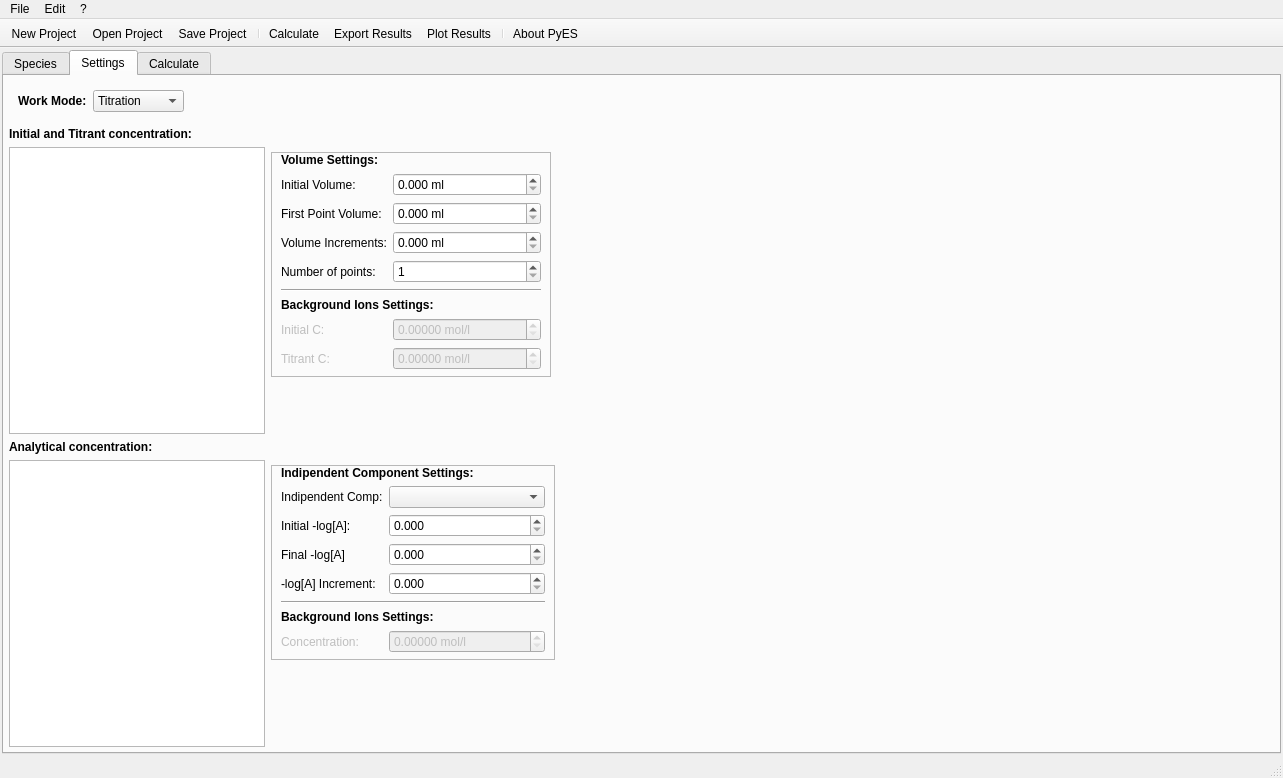
Before: the Qt Designer form src/main/python/pyes/ui/PyES_main.ui in Kastakin/PyES, drawn with Qt 5.
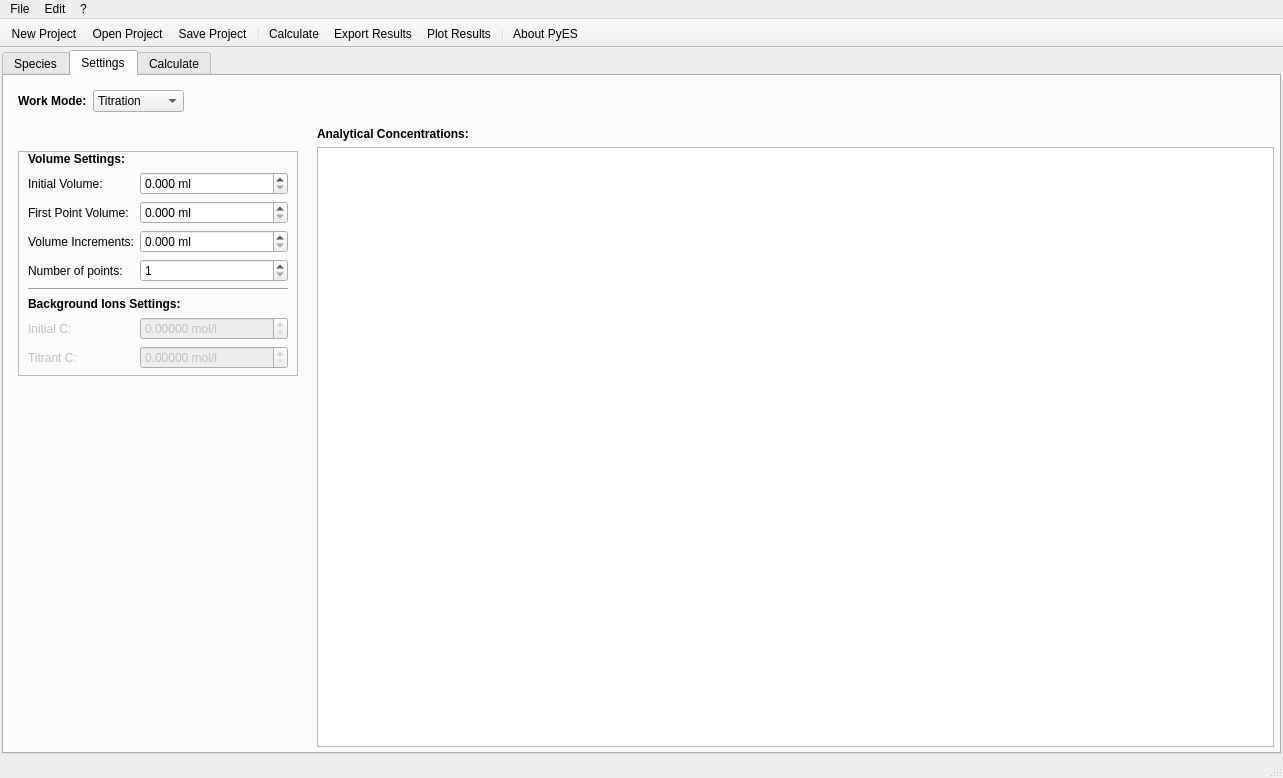
After: the same form once the commit is applied. The open tabs and pages were chosen to show the change. Icons and pictures are not drawn. Custom widgets are drawn as their Qt base class.

Patch:
```diff
--- a/src/main/python/pyes/ui/PyES_main.ui
+++ b/src/main/python/pyes/ui/PyES_main.ui
@@ -1339,7 +1339,7 @@
         <item>
          <widget class="QWidget" name="dmode0Input" native="true">
           <property name="sizePolicy">
-           <sizepolicy hsizetype="Maximum" vsizetype="Preferred">
+           <sizepolicy hsizetype="Minimum" vsizetype="Preferred">
             <horstretch>0</horstretch>
             <verstretch>0</verstretch>
            </sizepolicy>
@@ -1358,39 +1358,24 @@
             <number>0</number>
            </property>
            <item>
-            <widget class="QWidget" name="widget" native="true">
+            <widget class="QStackedWidget" name="dmode_inputs">
              <property name="sizePolicy">
               <sizepolicy hsizetype="Maximum" vsizetype="Preferred">
                <horstretch>0</horstretch>
                <verstretch>0</verstretch>
               </sizepolicy>
              </property>
-             <layout class="QVBoxLayout" name="verticalLayout_4">
-              <property name="leftMargin">
+             <property name="currentIndex">
                <number>0</number>
               </property>
-              <property name="topMargin">
-               <number>0</number>
+             <widget class="QWidget" name="page">
+              <property name="sizePolicy">
+               <sizepolicy hsizetype="Maximum" vsizetype="Preferred">
+                <horstretch>0</horstretch>
+                <verstretch>0</verstretch>
+               </sizepolicy>
               </property>
-              <property name="rightMargin">
-               <number>0</number>
-              </property>
-              <property name="bottomMargin">
-               <number>0</number>
-              </property>
-              <item>
-               <widget class="QLabel" name="label_2">
-                <property name="text">
-                 <string>&lt;html&gt;&lt;head/&gt;&lt;body&gt;&lt;p&gt;&lt;span style=&quot; font-weight:600;&quot;&gt;Initial and Titrant concentration:&lt;/span&gt;&lt;/p&gt;&lt;/body&gt;&lt;/html&gt;</string>
-                </property>
-               </widget>
-              </item>
-              <item>
-               <widget class="QTableView" name="dmode0_concView"/>
-              </item>
-             </layout>
-            </widget>
-           </item>
+              <layout class="QHBoxLayout" name="horizontalLayout_9">
            <item>
             <widget class="QWidget" name="widget_3" native="true">
              <property name="sizePolicy">
@@ -1410,7 +1395,7 @@
                <number>0</number>
               </property>
               <property name="topMargin">
-               <number>25</number>
+                   <number>15</number>
               </property>
               <property name="rightMargin">
                <number>0</number>
@@ -1661,62 +1646,14 @@
            </item>
           </layout>
          </widget>
-        </item>
-        <item>
-         <widget class="QWidget" name="dmode1Input" native="true">
+             <widget class="QWidget" name="page_2">
           <property name="sizePolicy">
            <sizepolicy hsizetype="Maximum" vsizetype="Preferred">
             <horstretch>0</horstretch>
             <verstretch>0</verstretch>
            </sizepolicy>
           </property>
-          <layout class="QHBoxLayout" name="horizontalLayout_7">
-           <property name="leftMargin">
-            <number>0</number>
-           </property>
-           <property name="topMargin">
-            <number>0</number>
-           </property>
-           <property name="rightMargin">
-            <number>0</number>
-           </property>
-           <property name="bottomMargin">
-            <number>0</number>
-           </property>
-           <item>
-            <widget class="QWidget" name="widget_5" native="true">
-             <property name="sizePolicy">
-              <sizepolicy hsizetype="Maximum" vsizetype="Preferred">
-               <horstretch>0</horstretch>
-               <verstretch>0</verstretch>
-              </sizepolicy>
-             </property>
-             <layout class="QVBoxLayout" name="verticalLayout_10">
-              <property name="leftMargin">
-               <number>0</number>
-              </property>
-              <property name="topMargin">
-               <number>0</number>
-              </property>
-              <property name="rightMargin">
-               <number>0</number>
-              </property>
-              <property name="bottomMargin">
-               <number>0</number>
-              </property>
-              <item>
-               <widget class="QLabel" name="label_8">
-                <property name="text">
-                 <string>&lt;html&gt;&lt;head/&gt;&lt;body&gt;&lt;p&gt;&lt;span style=&quot; font-weight:600;&quot;&gt;Analytical concentration:&lt;/span&gt;&lt;/p&gt;&lt;/body&gt;&lt;/html&gt;</string>
-                </property>
-               </widget>
-              </item>
-              <item>
-               <widget class="QTableView" name="dmode1_concView"/>
-              </item>
-             </layout>
-            </widget>
-           </item>
+              <layout class="QHBoxLayout" name="horizontalLayout_10">
            <item>
             <widget class="QWidget" name="widget_11" native="true">
              <property name="sizePolicy">
@@ -1736,7 +1673,7 @@
                <number>0</number>
               </property>
               <property name="topMargin">
-               <number>25</number>
+                   <number>15</number>
               </property>
               <property name="rightMargin">
                <number>0</number>
@@ -1747,7 +1684,7 @@
               <item>
                <widget class="QFrame" name="frame_2">
                 <property name="sizePolicy">
-                 <sizepolicy hsizetype="Maximum" vsizetype="Maximum">
+                     <sizepolicy hsizetype="Minimum" vsizetype="Maximum">
                   <horstretch>0</horstretch>
                   <verstretch>0</verstretch>
                  </sizepolicy>
@@ -1931,6 +1868,48 @@
            </item>
           </layout>
          </widget>
+            </widget>
+           </item>
+           <item>
+            <widget class="QWidget" name="widget" native="true">
+             <property name="sizePolicy">
+              <sizepolicy hsizetype="Minimum" vsizetype="Preferred">
+               <horstretch>0</horstretch>
+               <verstretch>0</verstretch>
+              </sizepolicy>
+             </property>
+             <layout class="QVBoxLayout" name="verticalLayout_4">
+              <property name="leftMargin">
+               <number>0</number>
+              </property>
+              <property name="topMargin">
+               <number>0</number>
+              </property>
+              <property name="rightMargin">
+               <number>0</number>
+              </property>
+              <property name="bottomMargin">
+               <number>0</number>
+              </property>
+              <item>
+               <widget class="QLabel" name="label_2">
+                <property name="text">
+                 <string>&lt;html&gt;&lt;head/&gt;&lt;body&gt;&lt;p&gt;&lt;span style=&quot; font-weight:600;&quot;&gt;Analytical Concentrations:&lt;/span&gt;&lt;/p&gt;&lt;/body&gt;&lt;/html&gt;</string>
+                </property>
+               </widget>
+              </item>
+              <item>
+               <widget class="QTableView" name="concView">
+                <property name="sizeAdjustPolicy">
+                 <enum>QAbstractScrollArea::AdjustToContents</enum>
+                </property>
+               </widget>
+              </item>
+             </layout>
+            </widget>
+           </item>
+          </layout>
+         </widget>
         </item>
        </layout>
       </widget>
@@ -2283,6 +2262,18 @@
    </property>
   </action>
  </widget>
+ <customwidgets>
+  <customwidget>
+   <class>CustomSpinBox</class>
+   <extends>QDoubleSpinBox</extends>
+   <header>ui.widgets</header>
+  </customwidget>
+  <customwidget>
+   <class>CustomComboBox</class>
+   <extends>QComboBox</extends>
+   <header>ui.widgets</header>
+  </customwidget>
+ </customwidgets>
  <resources>
   <include location="../../../resources/base/resources.qrc"/>
  </resources>
```
Left out of the diff: 152 changed lines with no effect on the pictures. Lines whose indentation alone changed are shown as unchanged.
